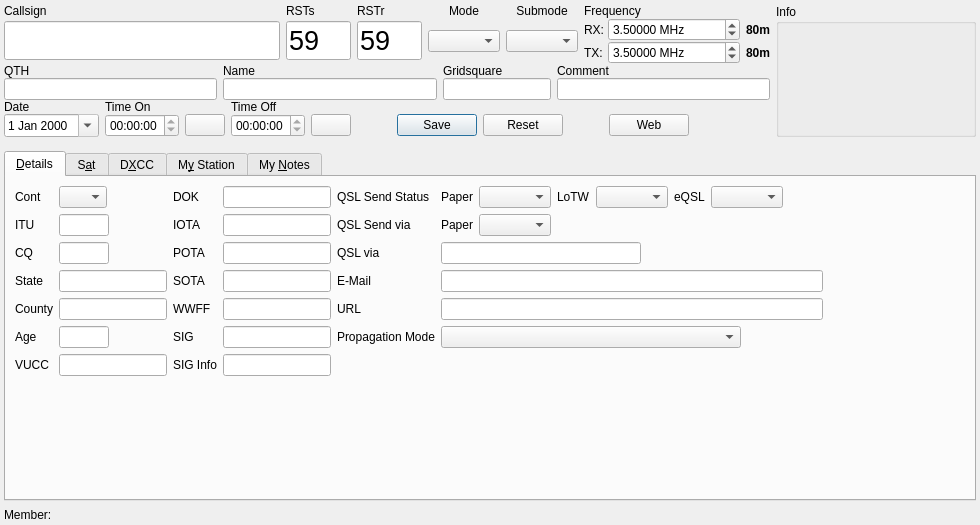
Qt form ui/NewContactWidget.ui (k5mcd/QLog) before a commit.
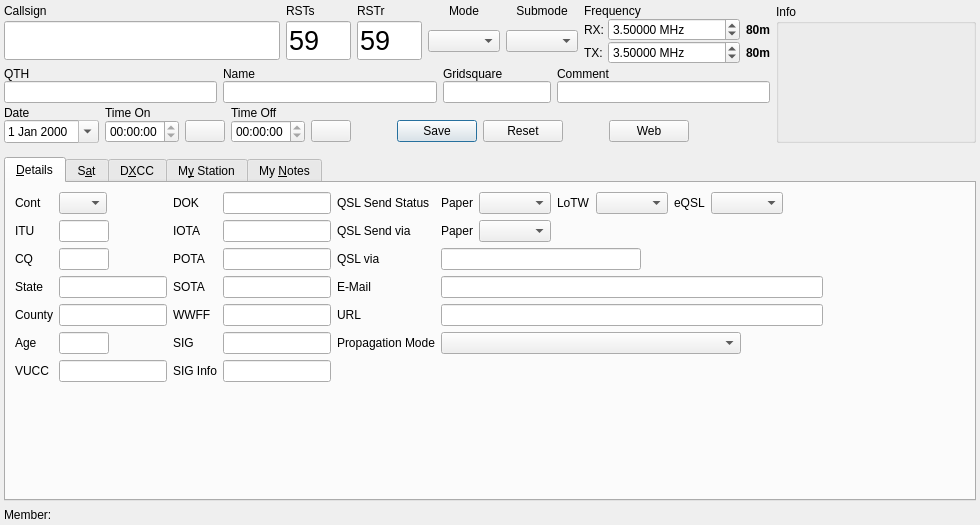
The same form after that commit. Icons and pictures are not drawn. Custom widgets are drawn as their Qt base class.

Commit message: NewContact: Changed spacing between RowA and RowB

```diff
--- a/ui/NewContactWidget.ui
+++ b/ui/NewContactWidget.ui
@@ -405,7 +405,7 @@
         <widget class="QWidget" name="customLayoutWidget" native="true">
          <layout class="QVBoxLayout" name="customLayout">
           <property name="spacing">
-           <number>0</number>
+           <number>6</number>
           </property>
           <property name="leftMargin">
            <number>0</number>
@@ -424,6 +424,9 @@
             <property name="spacing">
              <number>6</number>
             </property>
+            <property name="topMargin">
+             <number>3</number>
+            </property>
             <item>
              <widget class="QWidget" name="qthWidget" native="true">
               <property name="enabled">
@@ -656,7 +659,7 @@
           <item>
            <layout class="QHBoxLayout" name="customRowBLayout">
             <property name="bottomMargin">
-             <number>0</number>
+             <number>3</number>
             </property>
            </layout>
           </item>
```
